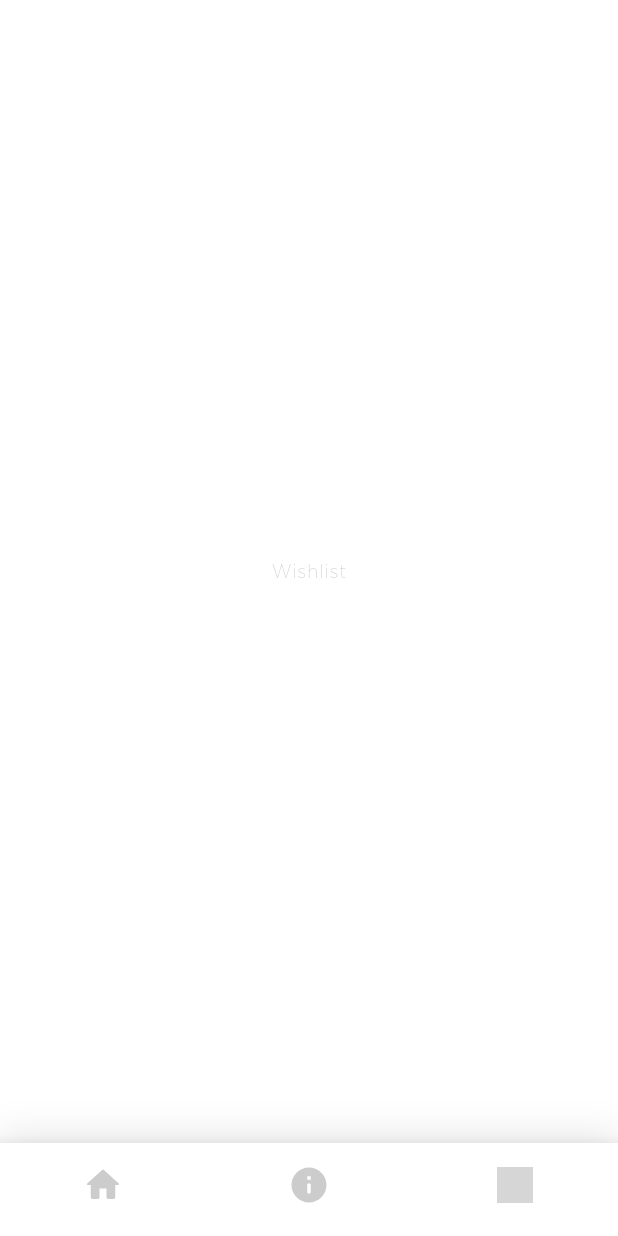
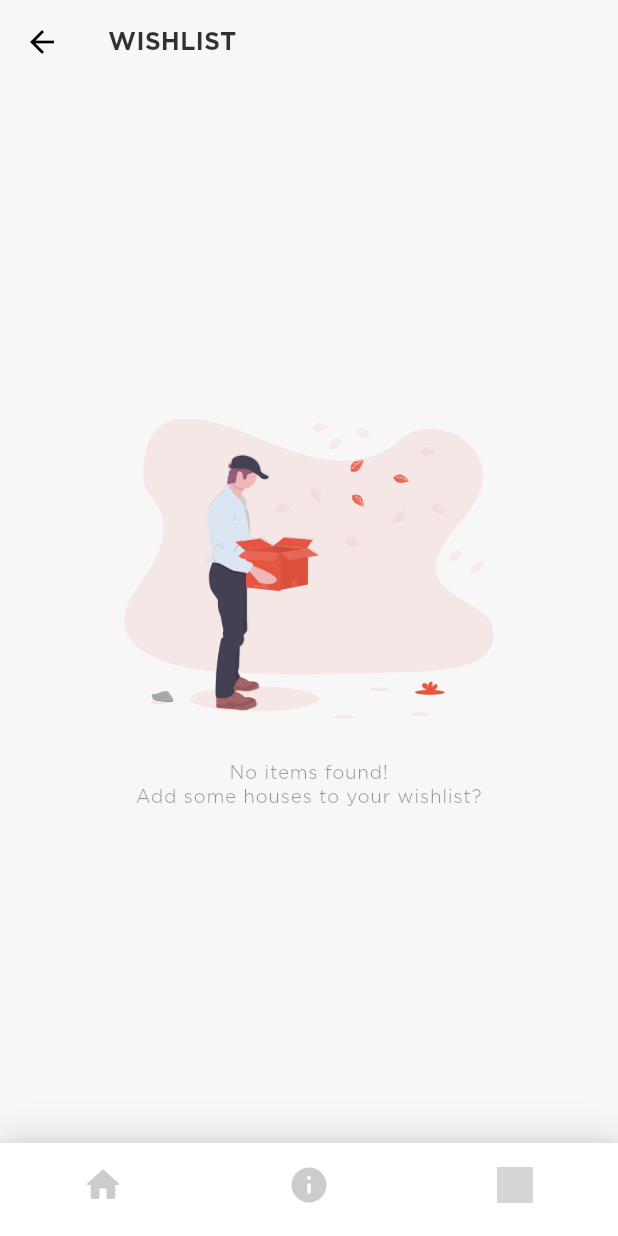
Before and after one commit to perzival9/dtt_real_estate, a Flutter app: the WishlistScreen screen opened by its route, on a phone screen of 412 x 824 dp. Run offline on Flutter 3.47's test engine with Material 3 defaults, Android fonts, the phone set to English and light mode, and no system bars; our stand-ins replace flutter_riverpod, flutter_svg, google_maps_flutter; network calls fail; grey boxes are pictures that could not be loaded.

Commit message:
feat: implement WishlistScreen ui and add functionality to like houses and be able to see them dynamically

```diff
--- a/lib/screens/wishlist_screen.dart
+++ b/lib/screens/wishlist_screen.dart
@@ -1,15 +1,46 @@
+import 'package:dtt_real_estate/theme/theme.dart';
+import 'package:dtt_real_estate/widgets/app_bar.dart';
 import 'package:dtt_real_estate/widgets/bottom_navigation_bar.dart';
+import 'package:dtt_real_estate/widgets/house_tile.dart';
 import 'package:flutter/material.dart';
+import 'package:flutter_riverpod/flutter_riverpod.dart';
+import '../providers/house_provider.dart';
 
-class WishlistScreen extends StatelessWidget {
+class WishlistScreen extends ConsumerWidget {
   const WishlistScreen({super.key});
 
   @override
-  Widget build(BuildContext context) {
+  Widget build(BuildContext context, WidgetRef ref) {
+    final likedHouses =
+        ref.watch(houseProvider.select((state) => state.likedHouses));
+
     return Scaffold(
-      body: const Center(
-        child: Text('Wishlist'),
-      ),
+      backgroundColor: AppColors.lightGray,
+      appBar: const CustomAppBar(title: 'WISHLIST'),
+      body: likedHouses.isEmpty
+          ? Center(
+              child: Column(
+                mainAxisAlignment: MainAxisAlignment.center,
+                children: [
+                  Image.asset(
+                    'assets/images/search_state_empty.png',
+                    height: 200,
+                  ),
+                  const SizedBox(height: 28),
+                  Text(
+                    'No items found!\nAdd some houses to your wishlist?',
+                    textAlign: TextAlign.center,
+                    style: Theme.of(context).textTheme.bodySmall,
+                  ),
+                ],
+              ),
+            )
+          : ListView.builder(
+              itemCount: likedHouses.length,
+              itemBuilder: (context, index) {
+                return HouseTile(house: likedHouses[index]);
+              },
+            ),
       bottomNavigationBar: CustomBottomNavigationBar(
         currentIndex: 2,
         onTap: (int index) {
```
Also changed, not shown: lib/providers/house_provider.dart (+15 -0 lines), lib/widgets/house_tile.dart (+45 -12 lines).
